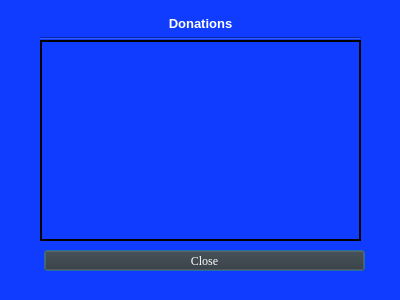
The window that LookDonationPage.ui (mustafaberat/ARU-Submarine) describes before a commit, drawn with Qt 5.
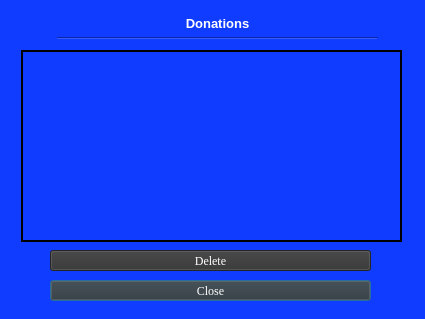
The same window after the commit.

```diff
--- a/LookDonationPage.ui
+++ b/LookDonationPage.ui
@@ -6,8 +6,8 @@
    <rect>
     <x>0</x>
     <y>0</y>
-    <width>400</width>
-    <height>300</height>
+    <width>425</width>
+    <height>319</height>
    </rect>
   </property>
   <property name="windowTitle">
@@ -21,7 +21,7 @@
   <widget class="QLabel" name="GetTicketTitle">
    <property name="geometry">
     <rect>
-     <x>40</x>
+     <x>57</x>
      <y>16</y>
      <width>321</width>
      <height>16</height>
@@ -34,7 +34,7 @@
   <widget class="Line" name="GetTicketLine">
    <property name="geometry">
     <rect>
-     <x>40</x>
+     <x>57</x>
      <y>30</y>
      <width>321</width>
      <height>16</height>
@@ -44,13 +44,13 @@
     <enum>Qt::Horizontal</enum>
    </property>
   </widget>
-  <widget class="QTableView" name="tableView">
+  <widget class="QTableWidget" name="tableWidget">
    <property name="geometry">
     <rect>
-     <x>40</x>
-     <y>40</y>
-     <width>321</width>
-     <height>201</height>
+     <x>21</x>
+     <y>50</y>
+     <width>381</width>
+     <height>192</height>
     </rect>
    </property>
    <property name="styleSheet">
@@ -60,8 +60,8 @@
   <widget class="QPushButton" name="closeButton">
    <property name="geometry">
     <rect>
-     <x>44</x>
-     <y>250</y>
+     <x>50</x>
+     <y>280</y>
      <width>321</width>
      <height>21</height>
     </rect>
@@ -81,6 +81,30 @@
     <string>Close</string>
    </property>
   </widget>
+  <widget class="QPushButton" name="deleteButton">
+   <property name="geometry">
+    <rect>
+     <x>50</x>
+     <y>250</y>
+     <width>321</width>
+     <height>21</height>
+    </rect>
+   </property>
+   <property name="font">
+    <font>
+     <family>Georgia</family>
+    </font>
+   </property>
+   <property name="cursor">
+    <cursorShape>PointingHandCursor</cursorShape>
+   </property>
+   <property name="styleSheet">
+    <string notr="true">background-color: #333333;</string>
+   </property>
+   <property name="text">
+    <string>Delete</string>
+   </property>
+  </widget>
  </widget>
  <resources/>
  <connections/>
```
